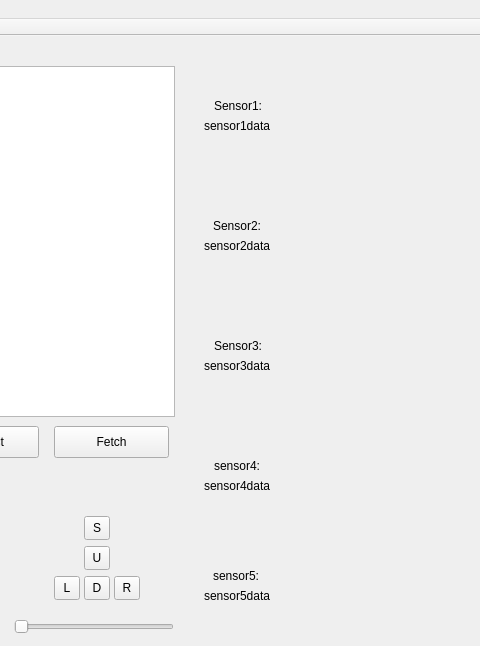
Before: the Qt Designer form Kod/Styr_m/Styr_m/mapGUI/gui.ui in hansfilipelo/Kandidadprojekt, drawn with Qt 5; both pictures show x 246 to 726 and y 0 to 646 of the 946 by 791 pixel window.
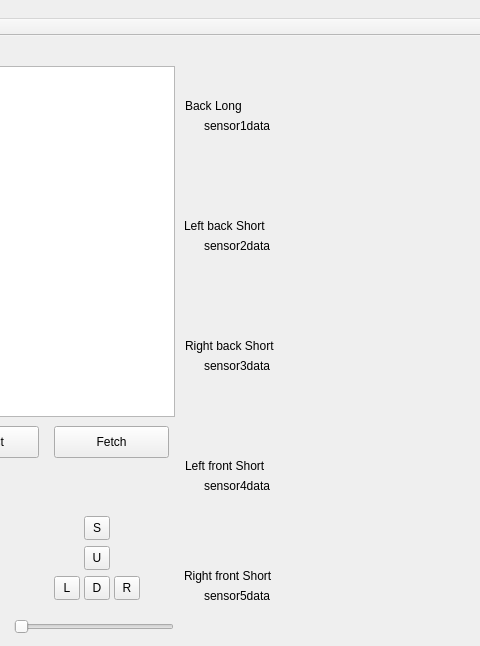
After: the same form once the commit is applied. Custom widgets are drawn as their Qt base class.

Commit message: Changed some trace prints and updated plotting

The edit to the form file:
```diff
--- a/Kod/Styr_m/Styr_m/mapGUI/gui.ui
+++ b/Kod/Styr_m/Styr_m/mapGUI/gui.ui
@@ -101,14 +101,14 @@
    <widget class="QLabel" name="sensor1">
     <property name="geometry">
      <rect>
-      <x>460</x>
+      <x>431</x>
       <y>60</y>
-      <width>62</width>
-      <height>19</height>
+      <width>111</width>
+      <height>20</height>
      </rect>
     </property>
     <property name="text">
-     <string>Sensor1:</string>
+     <string>Back Long</string>
     </property>
    </widget>
    <widget class="QLabel" name="sensor1data">
@@ -127,14 +127,14 @@
    <widget class="QLabel" name="sensor2">
     <property name="geometry">
      <rect>
-      <x>459</x>
+      <x>430</x>
       <y>180</y>
-      <width>62</width>
-      <height>19</height>
+      <width>111</width>
+      <height>20</height>
      </rect>
     </property>
     <property name="text">
-     <string>Sensor2:</string>
+     <string>Left back Short</string>
     </property>
    </widget>
    <widget class="QLabel" name="sensor2data">
@@ -153,14 +153,14 @@
    <widget class="QLabel" name="sensor3">
     <property name="geometry">
      <rect>
-      <x>460</x>
+      <x>431</x>
       <y>300</y>
-      <width>62</width>
-      <height>19</height>
+      <width>111</width>
+      <height>20</height>
      </rect>
     </property>
     <property name="text">
-     <string>Sensor3:</string>
+     <string>Right back Short</string>
     </property>
    </widget>
    <widget class="QLabel" name="sensor3data">
@@ -179,14 +179,14 @@
    <widget class="QLabel" name="sensor4">
     <property name="geometry">
      <rect>
-      <x>460</x>
+      <x>431</x>
       <y>420</y>
-      <width>62</width>
-      <height>19</height>
+      <width>111</width>
+      <height>20</height>
      </rect>
     </property>
     <property name="text">
-     <string>sensor4:</string>
+     <string>Left front Short</string>
     </property>
    </widget>
    <widget class="QLabel" name="sensor4data">
@@ -205,14 +205,14 @@
    <widget class="QLabel" name="sensor5">
     <property name="geometry">
      <rect>
-      <x>459</x>
+      <x>430</x>
       <y>530</y>
-      <width>62</width>
-      <height>19</height>
+      <width>111</width>
+      <height>20</height>
      </rect>
     </property>
     <property name="text">
-     <string>sensor5:</string>
+     <string>Right front Short</string>
     </property>
    </widget>
    <widget class="QLabel" name="sensor5data">
```
The commit also changes 2 other files.
